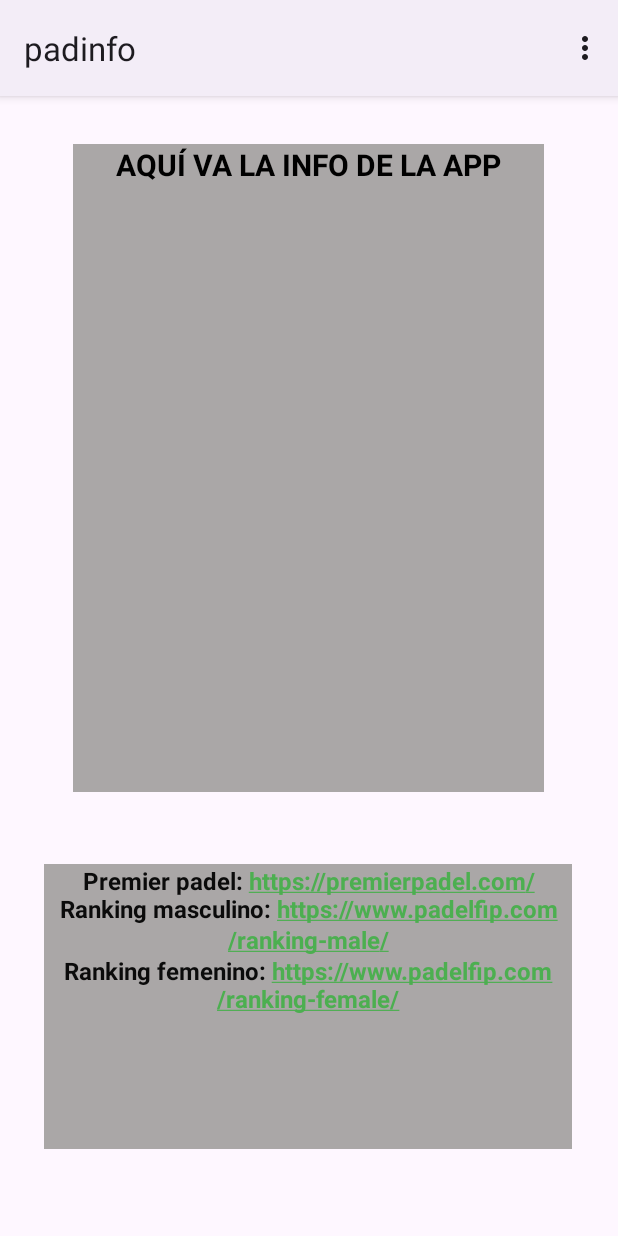
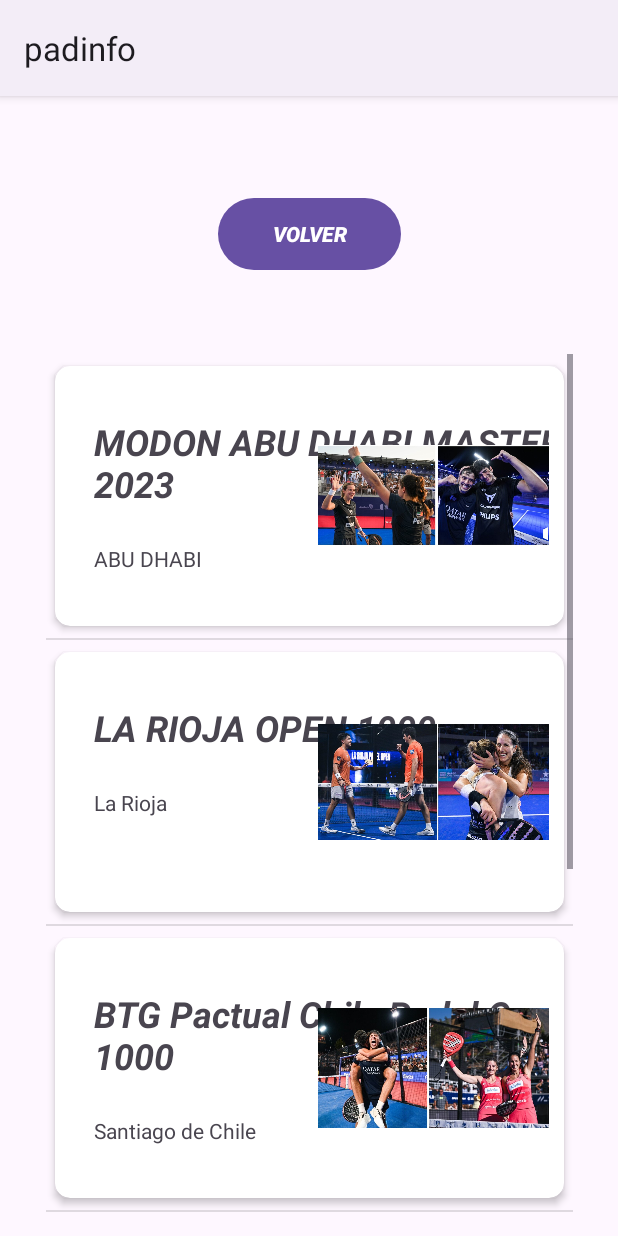
Before and after one commit to daanigp/padinfo, an Android app: the screen it shows after launch (Activity_Inicio before the commit, ActivityListTorneos after it), in the options menu, after a tap on "Listado de Torneos 2023", on a phone screen of 412 x 824 dp. Run offline under Robolectric (Android 15) with nearby library versions, the phone set to English and light mode, and no system bars.

Commit message:
Creada la activity para el listado de torneos.

```diff
--- a/app/app/src/main/AndroidManifest.xml
+++ b/app/app/src/main/AndroidManifest.xml
@@ -13,6 +13,9 @@
         android:theme="@style/Theme.Padinfo"
         tools:targetApi="31">
         <activity
+            android:name=".ActivityListTorneos"
+            android:exported="false" />
+        <activity
             android:name=".Activity_Inicio"
             android:exported="true">
             <intent-filter>
--- /dev/null
+++ b/app/app/src/main/java/com/daanigp/padinfo/ActivityListTorneos.java
@@ -0,0 +1,43 @@
+package com.daanigp.padinfo;
+
+import androidx.appcompat.app.AppCompatActivity;
+
+import android.os.Bundle;
+import android.view.View;
+import android.widget.AdapterView;
+import android.widget.Button;
+import android.widget.ListView;
+import android.widget.Toast;
+
+public class ActivityListTorneos extends AppCompatActivity implements AdapterView.OnItemClickListener {
+
+    Button btnVolver;
+
+    @Override
+    protected void onCreate(Bundle savedInstanceState) {
+        super.onCreate(savedInstanceState);
+        setContentView(R.layout.activity_list_torneos);
+
+        TorneoDataSource.Inizialize();
+
+        ListView lista = (ListView) findViewById(R.id.listaTorneos);
+        TorneoAdapter adapter = new TorneoAdapter(this, R.layout.torneo_personalizado, TorneoDataSource.torneos);
+
+        lista.setAdapter(adapter);
+        lista.setOnItemClickListener(this);
+
+        btnVolver = (Button) findViewById(R.id.btnVolver);
+        btnVolver.setOnClickListener(new View.OnClickListener() {
+            @Override
+            public void onClick(View v) {
+                finish();
+            }
+        });
+
+    }
+
+    @Override
+    public void onItemClick(AdapterView<?> parent, View view, int position, long id) {
+        Toast.makeText(this, "HAS PULSADO SOBRE -> " + TorneoDataSource.torneos.get(position).getNombre(), Toast.LENGTH_LONG).show();
+    }
+}
--- a/app/app/src/main/java/com/daanigp/padinfo/Activity_Inicio.java
+++ b/app/app/src/main/java/com/daanigp/padinfo/Activity_Inicio.java
@@ -129,6 +129,8 @@
                 return true;
             case R.id.itemListado:
                 Toast.makeText(getApplicationContext(), "Listado torneos", Toast.LENGTH_SHORT).show();
+                Intent intent = new Intent(Activity_Inicio.this, ActivityListTorneos.class);
+                startActivity(intent);
                 return true;
             case R.id.itemTop5:
                 Toast.makeText(getApplicationContext(), "Top 5 jugadores/as", Toast.LENGTH_SHORT).show();
--- a/app/app/src/main/java/com/daanigp/padinfo/MainActivity.java
+++ /dev/null
@@ -1,14 +0,0 @@
-package com.daanigp.padinfo;
-
-import androidx.appcompat.app.AppCompatActivity;
-
-import android.os.Bundle;
-
-public class MainActivity extends AppCompatActivity {
-
-    @Override
-    protected void onCreate(Bundle savedInstanceState) {
-        super.onCreate(savedInstanceState);
-        setContentView(R.layout.activity_main);
-    }
-}
--- /dev/null
+++ b/app/app/src/main/java/com/daanigp/padinfo/Torneo.java
@@ -0,0 +1,39 @@
+package com.daanigp.padinfo;
+
+public class Torneo {
+    private String nombre;
+    private String ciudad;
+    private int imagen;
+
+    public Torneo() {
+    }
+
+    public Torneo(String nombre, String ciudad, int imagen) {
+        this.nombre = nombre;
+        this.ciudad = ciudad;
+        this.imagen = imagen;
+    }
+    public String getNombre() {
+        return nombre;
+    }
+
+    public void setNombre(String nombre) {
+        this.nombre = nombre;
+    }
+
+    public String getCiudad() {
+        return ciudad;
+    }
+
+    public void setCiudad(String ciudad) {
+        this.ciudad = ciudad;
+    }
+
+    public int getImagen() {
+        return imagen;
+    }
+
+    public void setImagen(int imagen) {
+        this.imagen = imagen;
+    }
+}
--- /dev/null
+++ b/app/app/src/main/java/com/daanigp/padinfo/TorneoAdapter.java
@@ -0,0 +1,42 @@
+package com.daanigp.padinfo;
+
+import android.content.Context;
+import android.view.LayoutInflater;
+import android.view.View;
+import android.view.ViewGroup;
+import android.widget.ArrayAdapter;
+import android.widget.ImageView;
+import android.widget.TextView;
+
+import androidx.annotation.NonNull;
+import androidx.annotation.Nullable;
+
+import java.util.ArrayList;
+
+public class TorneoAdapter extends ArrayAdapter<Torneo> {
+    private int mResource;
+    private ArrayList<Torneo> torneos2023;
+
+    public TorneoAdapter(@NonNull Context context, int resource, @NonNull ArrayList<Torneo> objects) {
+        super(context, resource, objects);
+        mResource = resource;
+        torneos2023 = objects;
+    }
+
+    @NonNull
+    @Override
+    public View getView(int position, @Nullable View convertView, @NonNull ViewGroup parent) {
+        LayoutInflater inflater = LayoutInflater.from(this.getContext());
+        View fila = inflater.inflate(mResource, parent, false);
+
+        TextView txtNombreTorneo = fila.findViewById(R.id.txtNombreTorneo);
+        TextView txtCiudad = fila.findViewById(R.id.txtCiudad);
+        ImageView imgTorneo = fila.findViewById(R.id.imgTorneo);
+
+        txtNombreTorneo.setText(torneos2023.get(position).getNombre());
+        txtCiudad.setText(torneos2023.get(position).getCiudad());
+        imgTorneo.setImageResource(torneos2023.get(position).getImagen());
+
+        return fila;
+    }
+}
--- /dev/null
+++ b/app/app/src/main/java/com/daanigp/padinfo/TorneoDataSource.java
@@ -0,0 +1,17 @@
+package com.daanigp.padinfo;
+
+import java.util.ArrayList;
+
+public class TorneoDataSource {
+
+    public static ArrayList<Torneo> torneos;
+
+    public static void Inizialize() {
+        torneos = new ArrayList<Torneo>();
+        torneos.add(new Torneo("MODON ABU DHABI MASTER 2023", "ABU DHABI", R.drawable.wpt_abudhabi));
+        torneos.add(new Torneo("LA RIOJA OPEN 1000", "La Rioja", R.drawable.wpt_larioja_open));
+        torneos.add(new Torneo("BTG Pactual Chile Padel Open 1000", "Santiago de Chile", R.drawable.wpt_chile_open));
+        torneos.add(new Torneo("Paraguay Padel Open 1000", "Asunción", R.drawable.wpt_paraguay_open));
+        torneos.add(new Torneo("Cervezas Victoria Granada Open", "Granada", R.drawable.wpt_granada_open));
+    }
+}
--- /dev/null
+++ b/app/app/src/main/res/layout/activity_list_torneos.xml
@@ -0,0 +1,30 @@
+<?xml version="1.0" encoding="utf-8"?>
+<androidx.constraintlayout.widget.ConstraintLayout xmlns:android="http://schemas.android.com/apk/res/android"
+    xmlns:app="http://schemas.android.com/apk/res-auto"
+    xmlns:tools="http://schemas.android.com/tools"
+    android:layout_width="match_parent"
+    android:layout_height="match_parent"
+    tools:context=".ActivityListTorneos">
+
+    <Button
+        android:id="@+id/btnVolver"
+        android:layout_width="122dp"
+        android:layout_height="56dp"
+        android:layout_marginTop="64dp"
+        android:scrollbarSize="20dp"
+        android:text="@string/volver"
+        android:textStyle="bold|italic"
+        app:layout_constraintEnd_toEndOf="parent"
+        app:layout_constraintStart_toStartOf="parent"
+        app:layout_constraintTop_toTopOf="parent" />
+
+    <ListView
+        android:id="@+id/listaTorneos"
+        android:layout_width="351dp"
+        android:layout_height="572dp"
+        android:layout_marginTop="36dp"
+        app:layout_constraintBottom_toBottomOf="parent"
+        app:layout_constraintEnd_toEndOf="parent"
+        app:layout_constraintStart_toStartOf="parent"
+        app:layout_constraintTop_toBottomOf="@+id/btnVolver" />
+</androidx.constraintlayout.widget.ConstraintLayout>
--- a/app/app/src/main/res/layout/activity_main.xml
+++ /dev/null
@@ -1,18 +0,0 @@
-<?xml version="1.0" encoding="utf-8"?>
-<androidx.constraintlayout.widget.ConstraintLayout xmlns:android="http://schemas.android.com/apk/res/android"
-    xmlns:app="http://schemas.android.com/apk/res-auto"
-    xmlns:tools="http://schemas.android.com/tools"
-    android:layout_width="match_parent"
-    android:layout_height="match_parent"
-    tools:context=".MainActivity">
-
-    <TextView
-        android:layout_width="wrap_content"
-        android:layout_height="wrap_content"
-        android:text="Hello World!"
-        app:layout_constraintBottom_toBottomOf="parent"
-        app:layout_constraintEnd_toEndOf="parent"
-        app:layout_constraintStart_toStartOf="parent"
-        app:layout_constraintTop_toTopOf="parent" />
-
-</androidx.constraintlayout.widget.ConstraintLayout>
--- /dev/null
+++ b/app/app/src/main/res/layout/torneo_personalizado.xml
@@ -0,0 +1,60 @@
+<?xml version="1.0" encoding="utf-8"?>
+<LinearLayout
+    xmlns:android="http://schemas.android.com/apk/res/android"
+    xmlns:app="http://schemas.android.com/apk/res-auto"
+    xmlns:tools="http://schemas.android.com/tools"
+    android:layout_width="match_parent"
+    android:layout_height="wrap_content">
+
+    <androidx.cardview.widget.CardView
+        android:layout_width="match_parent"
+        android:layout_height="wrap_content"
+        app:cardBackgroundColor="#FFF"
+        app:cardCornerRadius="10dp"
+        app:cardElevation="3dp"
+        app:cardPreventCornerOverlap="true"
+        app:cardUseCompatPadding="true"
+        app:contentPadding="10dp"
+        app:layout_constraintEnd_toEndOf="parent"
+        app:layout_constraintStart_toStartOf="parent"
+        app:layout_constraintTop_toTopOf="parent">
+
+        <androidx.constraintlayout.widget.ConstraintLayout
+            android:layout_width="match_parent"
+            android:layout_height="wrap_content"
+            android:orientation="horizontal">
+
+            <TextView
+                android:id="@+id/txtNombreTorneo"
+                android:layout_width="wrap_content"
+                android:layout_height="wrap_content"
+                android:layout_marginStart="16dp"
+                android:layout_marginTop="24dp"
+                android:text="TextView"
+                android:textSize="24sp"
+                android:textStyle="bold|italic"
+                app:layout_constraintStart_toStartOf="parent"
+                app:layout_constraintTop_toTopOf="parent" />
+
+            <ImageView
+                android:id="@+id/imgTorneo"
+                android:layout_width="154dp"
+                android:layout_height="153dp"
+                app:layout_constraintEnd_toEndOf="parent"
+                app:layout_constraintTop_toTopOf="parent"
+                tools:srcCompat="@tools:sample/avatars" />
+
+            <TextView
+                android:id="@+id/txtCiudad"
+                android:layout_width="wrap_content"
+                android:layout_height="wrap_content"
+                android:layout_marginStart="16dp"
+                android:layout_marginTop="24dp"
+                android:text="TextView"
+                app:layout_constraintStart_toStartOf="parent"
+                app:layout_constraintTop_toBottomOf="@+id/txtNombreTorneo" />
+        </androidx.constraintlayout.widget.ConstraintLayout>
+
+    </androidx.cardview.widget.CardView>
+
+</LinearLayout>
--- a/app/app/src/main/res/values/strings.xml
+++ b/app/app/src/main/res/values/strings.xml
@@ -6,4 +6,5 @@
     <string name="editUsuario">Editar Usuario</string>
     <string name="registrarPartidos">Registrar Partidos</string>
     <string name="cerrarSesion">Cerrar Sesión</string>
+    <string name="volver">VOLVER</string>
 </resources>
```
Also changed, not shown: app/app/src/main/res/drawable/wpt_abudhabi.jpg (added), app/app/src/main/res/drawable/wpt_chile_open.jpg (added), app/app/src/main/res/drawable/wpt_granada_open.jpg (added), app/app/src/main/res/drawable/wpt_larioja_open.jpg (added), app/app/src/main/res/drawable/wpt_paraguay_open.jpg (added).
